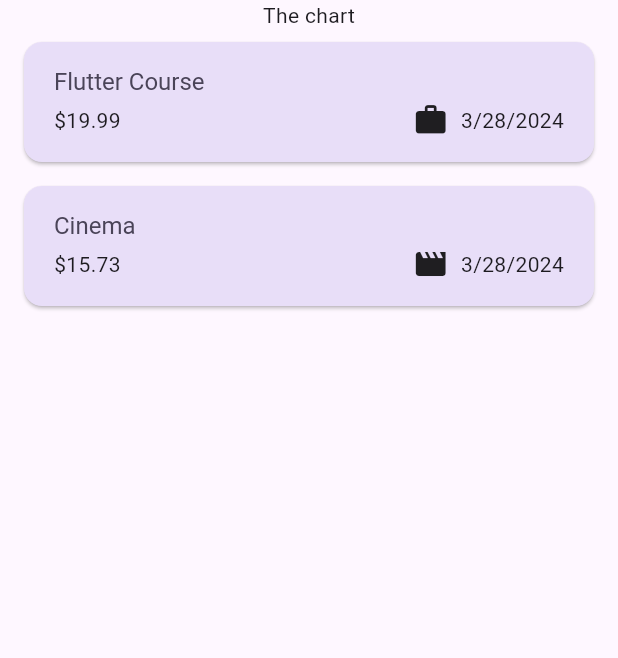
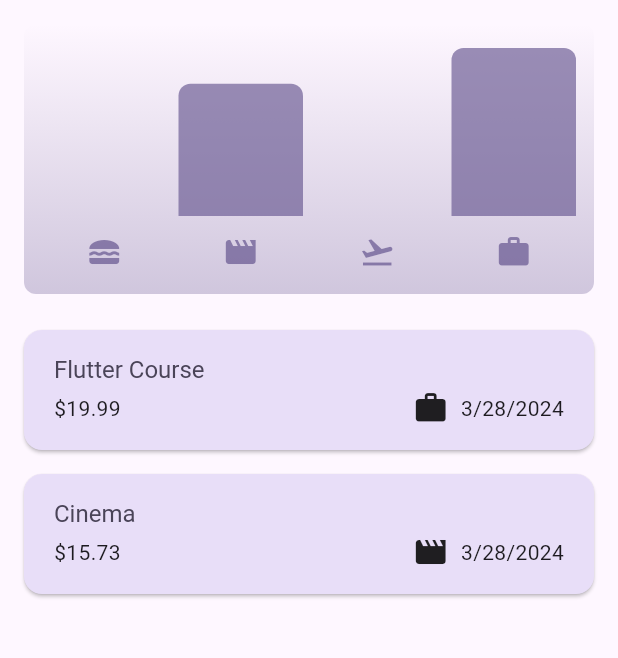
Before and after one commit to PyaeSone99/ExpensesTracker, a Flutter app: the screen it shows after launch, on a phone screen of 412 x 824 dp, the part 84-742 px from its top. Run offline on Flutter 3.47's test engine with Material 3 defaults, Android fonts, the phone set to English and light mode, and no system bars.

Commit message:
chart bar code

```diff
--- /dev/null
+++ b/lib/widgets/chart/chart.dart
@@ -0,0 +1,96 @@
+import 'package:expenses_tracker/models/expense.dart';
+import 'package:expenses_tracker/widgets/chart/chart_bar.dart';
+import 'package:flutter/material.dart';
+
+
+
+class Chart extends StatelessWidget {
+  const Chart({super.key, required this.expenses});
+
+  final List<Expense> expenses;
+
+  List<ExpenseBucket> get buckets {
+    return [
+      ExpenseBucket.forCategory(expenses, Category.food),
+      ExpenseBucket.forCategory(expenses, Category.leisure),
+      ExpenseBucket.forCategory(expenses, Category.taravel),
+      ExpenseBucket.forCategory(expenses, Category.work),
+    ];
+  }
+
+  double get maxTotalExpense {
+    double maxTotalExpense = 0;
+
+    for (final bucket in buckets) {
+      if (bucket.totalExpense > maxTotalExpense) {
+        maxTotalExpense = bucket.totalExpense;
+      }
+    }
+
+    return maxTotalExpense;
+  }
+
+  @override
+  Widget build(BuildContext context) {
+    final isDarkMode =
+        MediaQuery.of(context).platformBrightness == Brightness.dark;
+    return Container(
+      margin: const EdgeInsets.all(16),
+      padding: const EdgeInsets.symmetric(
+        vertical: 16,
+        horizontal: 8,
+      ),
+      width: double.infinity,
+      height: 180,
+      decoration: BoxDecoration(
+        borderRadius: BorderRadius.circular(8),
+        gradient: LinearGradient(
+          colors: [
+            Theme.of(context).colorScheme.primary.withOpacity(0.3),
+            Theme.of(context).colorScheme.primary.withOpacity(0.0)
+          ],
+          begin: Alignment.bottomCenter,
+          end: Alignment.topCenter,
+        ),
+      ),
+      child: Column(
+        children: [
+          Expanded(
+            child: Row(
+              crossAxisAlignment: CrossAxisAlignment.end,
+              children: [
+                for (final bucket in buckets) // alternative to map()
+                  ChartBar(
+                    fill: bucket.totalExpense == 0
+                        ? 0
+                        : bucket.totalExpense / maxTotalExpense,
+                  )
+              ],
+            ),
+          ),
+          const SizedBox(height: 12),
+          Row(
+            children: buckets
+                .map(
+                  (bucket) => Expanded(
+                    child: Padding(
+                      padding: const EdgeInsets.symmetric(horizontal: 4),
+                      child: Icon(
+                        categoryIcons[bucket.category],
+                        color: isDarkMode
+                            ? Theme.of(context).colorScheme.secondary
+                            : Theme.of(context)
+                                .colorScheme
+                                .primary
+                                .withOpacity(0.7),
+                      ),
+                    ),
+                  ),
+                )
+                .toList(),
+          )
+        ],
+      ),
+    );
+  }
+}
--- /dev/null
+++ b/lib/widgets/chart/chart_bar.dart
@@ -0,0 +1,34 @@
+import 'package:flutter/material.dart';
+
+class ChartBar extends StatelessWidget {
+  const ChartBar({
+    super.key,
+    required this.fill,
+  });
+
+  final double fill;
+
+  @override
+  Widget build(BuildContext context) {
+    final isDarkMode =
+        MediaQuery.of(context).platformBrightness == Brightness.dark;
+    return Expanded(
+      child: Padding(
+        padding: const EdgeInsets.symmetric(horizontal: 4),
+        child: FractionallySizedBox(
+          heightFactor: fill,
+          child: DecoratedBox(
+            decoration: BoxDecoration(
+              shape: BoxShape.rectangle,
+              borderRadius:
+                  const BorderRadius.vertical(top: Radius.circular(8)),
+              color: isDarkMode
+                  ? Theme.of(context).colorScheme.secondary
+                  : Theme.of(context).colorScheme.primary.withOpacity(0.65),
+            ),
+          ),
+        ),
+      ),
+    );
+  }
+}
--- a/lib/widgets/expenses.dart
+++ b/lib/widgets/expenses.dart
@@ -1,3 +1,4 @@
+import 'package:expenses_tracker/widgets/chart/chart.dart';
 import 'package:expenses_tracker/widgets/expenses_list/expenses_list.dart';
 import 'package:expenses_tracker/models/expense.dart';
 import 'package:expenses_tracker/widgets/new_expense.dart';
@@ -84,7 +85,7 @@ class _ExpensesState extends State<Expenses> {
       ),
       body: Column(
         children: [
-          const Text('The chart'),
+          Chart(expenses : _registeredExpenses),
           Expanded(
             child: mainContent
           )
```
